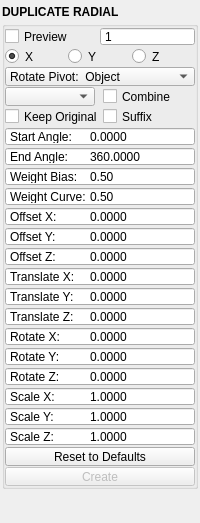
Qt form mayatk/edit_utils/duplicate_radial.ui (m3trik/mayatk) before a commit.
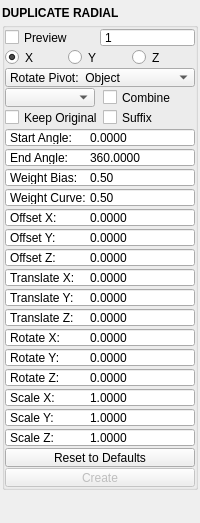
The same form after that commit. Custom widgets are drawn as their Qt base class.

Diff of the .ui file:
```diff
--- a/mayatk/edit_utils/duplicate_radial.ui
+++ b/mayatk/edit_utils/duplicate_radial.ui
@@ -114,6 +114,12 @@
       </item>
       <item>
        <widget class="QGroupBox" name="radialArray">
+        <property name="sizePolicy">
+         <sizepolicy hsizetype="Preferred" vsizetype="Fixed">
+          <horstretch>0</horstretch>
+          <verstretch>0</verstretch>
+         </sizepolicy>
+        </property>
         <property name="title">
          <string/>
         </property>
@@ -1190,6 +1196,9 @@
         <property name="orientation">
          <enum>Qt::Vertical</enum>
         </property>
+        <property name="sizeType">
+         <enum>QSizePolicy::Fixed</enum>
+        </property>
         <property name="sizeHint" stdset="0">
          <size>
           <width>0</width>
```
